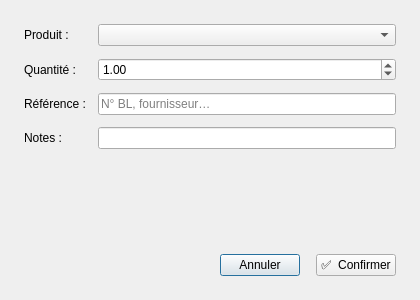
Above: app/ui/stock_entry_dialog.ui from Arafat-029/storemanager-pro before the change. Below: the same form after it.
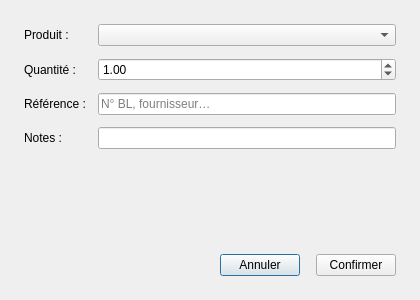
That is the form after the change.

Patch:
```diff
--- a/app/ui/stock_entry_dialog.ui
+++ b/app/ui/stock_entry_dialog.ui
@@ -55,7 +55,7 @@
      </item>
      <item>
       <widget class="QPushButton" name="btnConfirm">
-       <property name="text"><string>✅  Confirmer</string></property>
+       <property name="text"><string>Confirmer</string></property>
        <property name="cssClass" stdset="0"><string>btnSuccess</string></property>
       </widget>
      </item>
```
